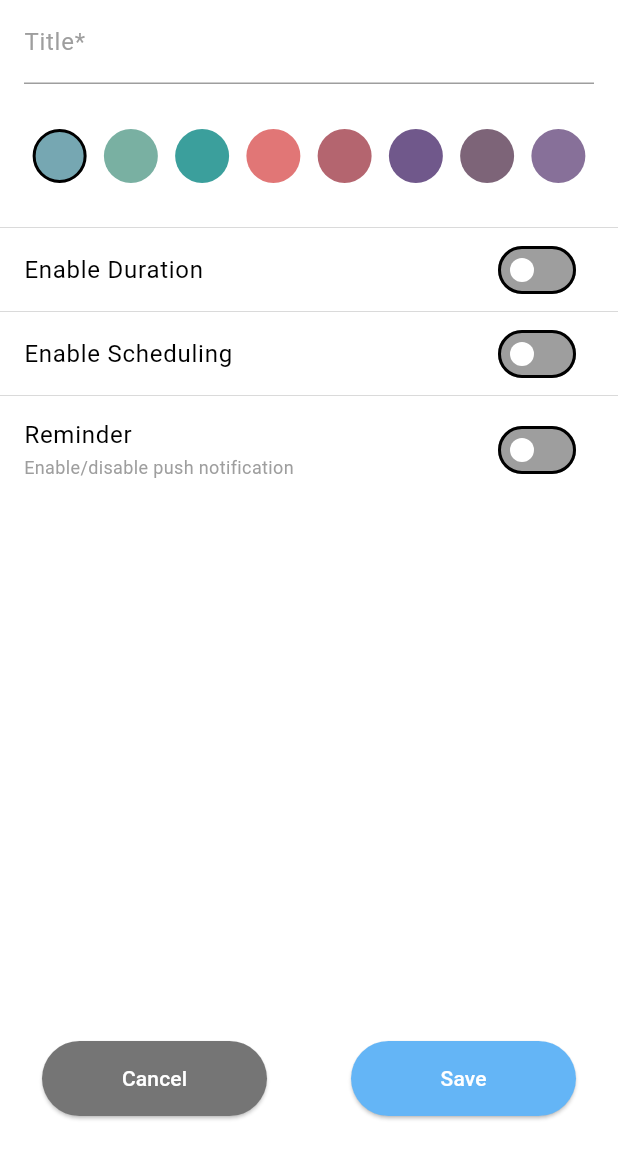
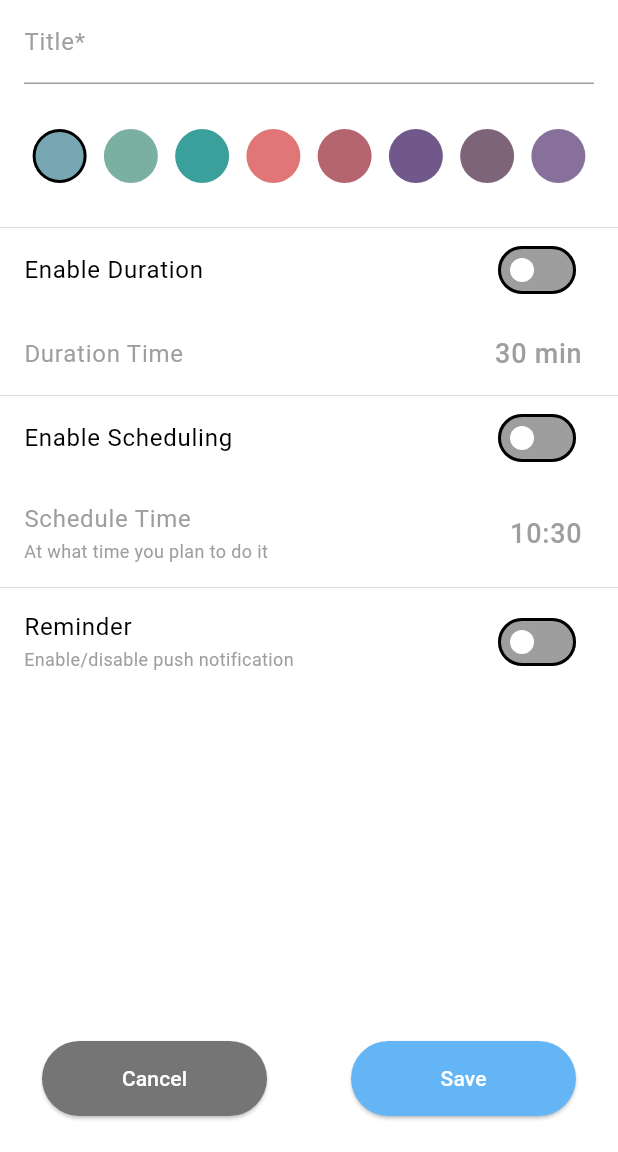
Before and after one commit to andresceron/habituo, a Flutter app: the AddHabitPage screen opened directly, on a phone screen of 412 x 824 dp, the part 84-1236 px from its top. Run offline on Flutter 3.47's test engine with Material 3 defaults, Android fonts, the phone set to English and light mode, and no system bars; our stand-ins replace cloud_firestore, easy_date_timeline, firebase_auth, firebase_core, flutter_heatmap_calendar, flutter_slidable and 1 more; accounts and stored records are empty.

Commit message:
Change to make add new habit page fields visisble instead of hiding them when disabled

```diff
--- a/lib/pages/add_habit_page.dart
+++ b/lib/pages/add_habit_page.dart
@@ -195,16 +195,6 @@ class _AddHabitPageState extends State<AddHabitPage> {
 
             // Duration
             ListTile(
-              textColor:
-                  WidgetStateColor.resolveWith((Set<WidgetState> states) {
-                if (states.contains(WidgetState.disabled)) {
-                  return Colors.red;
-                }
-                if (states.contains(WidgetState.selected)) {
-                  return Colors.green;
-                }
-                return Colors.black;
-              }),
               title: const Text('Enable Duration'),
               trailing: Switch(
                 value: _duration,
@@ -218,21 +208,31 @@ class _AddHabitPageState extends State<AddHabitPage> {
                 },
               ),
             ),
-            if (_duration)
             ListTile(
-                  title: const Text('Duration Time'),
+              title: Text(
+                'Duration Time',
+                style: TextStyle(
+                  color: _duration ? Colors.black : Colors.grey,
+                ),
+              ),
               trailing: Text(
                 formatDuration(_durationTime),
-                    style: const TextStyle(fontSize: 18),
+                style: TextStyle(
+                  fontSize: 18,
+                  color: _duration ? Colors.black : Colors.grey,
                 ),
-                  onTap: () async {
+              ),
+              onTap: _duration
+                  ? () async {
                       Duration? pickedDuration = await _selectDuration(context);
                       if (pickedDuration != null) {
                         setState(() {
                           _durationTime = pickedDuration;
                         });
                       }
-                  }),
+                    }
+                  : null,
+            ),
 
             const Divider(
               thickness: 0.1,
@@ -241,16 +241,6 @@ class _AddHabitPageState extends State<AddHabitPage> {
 
             // Scheduled
             ListTile(
-              textColor:
-                  WidgetStateColor.resolveWith((Set<WidgetState> states) {
-                if (states.contains(WidgetState.disabled)) {
-                  return Colors.red;
-                }
-                if (states.contains(WidgetState.selected)) {
-                  return Colors.green;
-                }
-                return Colors.black;
-              }),
               title: const Text('Enable Scheduling'),
               trailing: Switch(
                 value: _scheduled,
@@ -264,11 +254,14 @@ class _AddHabitPageState extends State<AddHabitPage> {
                 },
               ),
             ),
-
-            if (_scheduled)
             ListTile(
-                onTap: () => _selectTime(context),
-                title: const Text('Schedule Time'),
+              onTap: _scheduled ? () => _selectTime(context) : null,
+              title: Text(
+                'Schedule Time',
+                style: TextStyle(
+                  color: _scheduled ? Colors.black : Colors.grey,
+                ),
+              ),
               subtitle: const Text(
                 'At what time you plan to do it',
                 style: TextStyle(
@@ -278,27 +271,18 @@ class _AddHabitPageState extends State<AddHabitPage> {
               ),
               trailing: Text(
                 formatDateTime(_scheduledTime),
-                  style: const TextStyle(fontSize: 18),
+                style: TextStyle(
+                  fontSize: 18,
+                  color: _scheduled ? Colors.black : Colors.grey,
                 ),
               ),
-
+            ),
             const Divider(
               thickness: 0.1,
               height: 0.0,
             ),
 
             ListTile(
-              textColor:
-                  WidgetStateColor.resolveWith((Set<WidgetState> states) {
-                if (states.contains(WidgetState.disabled)) {
-                  return Colors.red;
-                }
-                if (states.contains(WidgetState.selected)) {
-                  return Colors.green;
-                }
-                return Colors.black;
-              }),
-              // leading: const Icon(Icons.person),
               title: const Text('Reminder'),
               subtitle: const Text(
                 'Enable/disable push notification',
```
Lines whose indentation alone changed are shown as unchanged.
